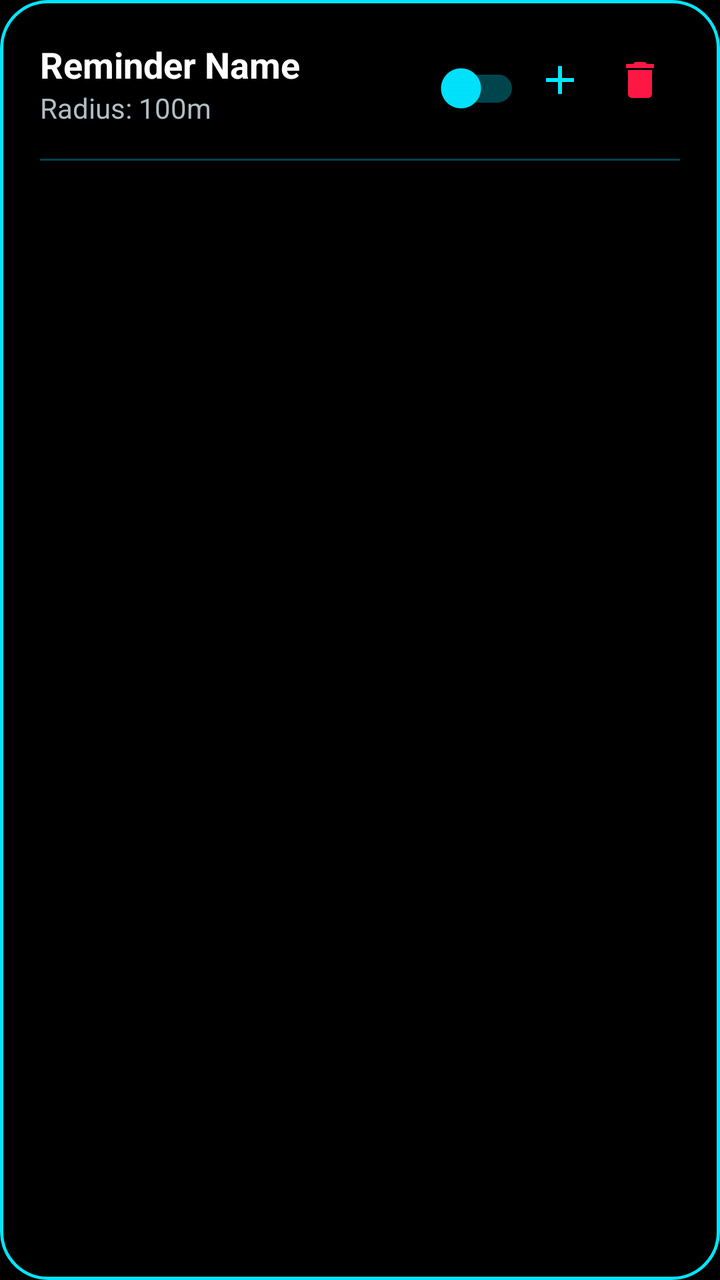
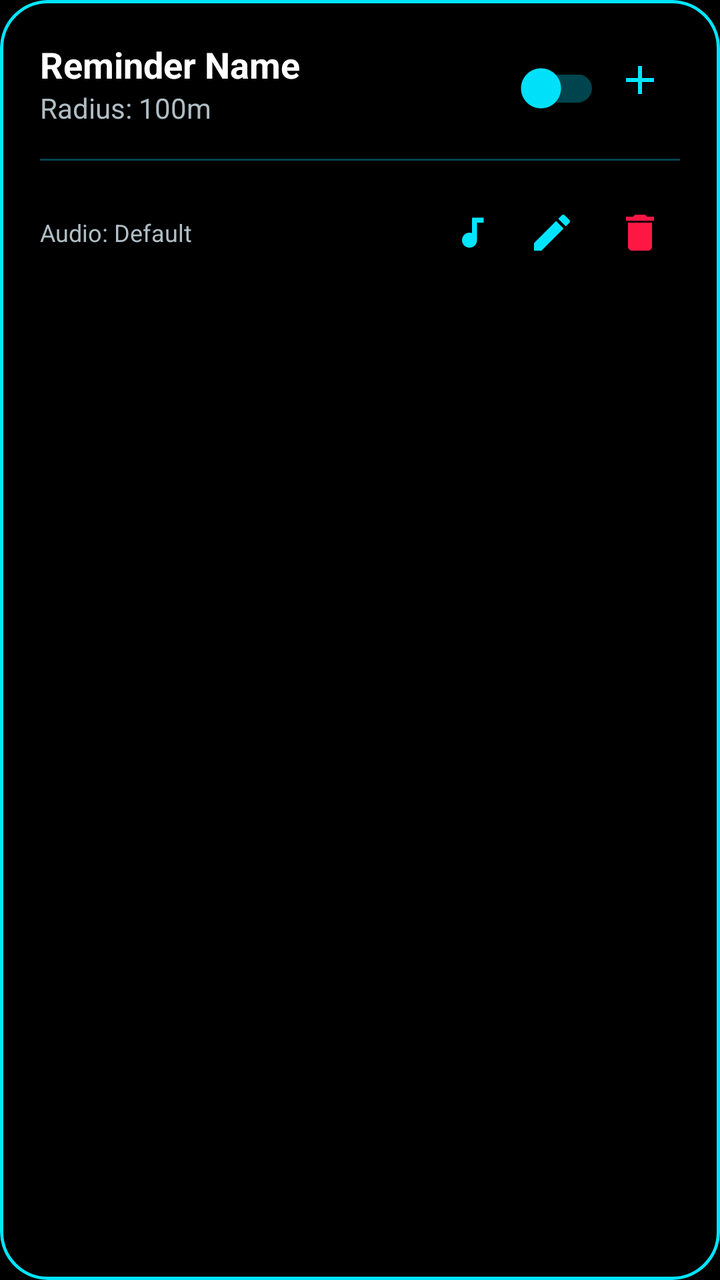

Compare the two renders of this Android layout. The source of the first and the diff that turns it into the second are given below.
<!-- AndroidManifest.xml: application theme Theme.Loc -->
<!-- res/layout/item_reminder.xml -->
<?xml version="1.0" encoding="utf-8"?>
<com.google.android.material.card.MaterialCardView xmlns:android="http://schemas.android.com/apk/res/android"
    xmlns:app="http://schemas.android.com/apk/res-auto"
    android:layout_width="match_parent"
    android:layout_height="wrap_content"
    android:layout_marginHorizontal="16dp"
    android:layout_marginVertical="8dp"
    app:cardBackgroundColor="@color/black"
    app:cardCornerRadius="24dp"
    app:cardElevation="0dp"
    app:strokeWidth="1.5dp"
    app:strokeColor="@color/primary">

    <androidx.constraintlayout.widget.ConstraintLayout
        android:layout_width="match_parent"
        android:layout_height="wrap_content"
        android:padding="20dp">

        <TextView
            android:id="@+id/tvName"
            android:layout_width="0dp"
            android:layout_height="wrap_content"
            android:layout_marginEnd="8dp"
            android:ellipsize="end"
            android:maxLines="1"
            android:text="Reminder Name"
            android:textColor="@color/white"
            android:textSize="18sp"
            android:textStyle="bold"
            app:layout_constraintEnd_toStartOf="@+id/switchActive"
            app:layout_constraintStart_toStartOf="parent"
            app:layout_constraintTop_toTopOf="parent" />

        <TextView
            android:id="@+id/tvRadius"
            android:layout_width="0dp"
            android:layout_height="wrap_content"
            android:layout_marginEnd="8dp"
            android:ellipsize="end"
            android:maxLines="1"
            android:text="Radius: 100m"
            android:textColor="@color/on_surface_variant"
            android:textSize="14sp"
            app:layout_constraintEnd_toStartOf="@+id/switchActive"
            app:layout_constraintStart_toStartOf="parent"
            app:layout_constraintTop_toBottomOf="@id/tvName" />

        <com.google.android.material.switchmaterial.SwitchMaterial
            android:id="@+id/switchActive"
            android:layout_width="wrap_content"
            android:layout_height="wrap_content"
            app:thumbTint="@color/primary"
            app:trackTint="@color/neon_stroke"
            app:layout_constraintEnd_toStartOf="@+id/btnAddItem"
            app:layout_constraintTop_toTopOf="parent" />

        <ImageButton
            android:id="@+id/btnAddItem"
            android:layout_width="40dp"
            android:layout_height="40dp"
            android:background="?attr/selectableItemBackgroundBorderless"
            android:contentDescription="Add Item"
            android:padding="8dp"
            android:scaleType="fitCenter"
            android:src="@drawable/ic_add"
            app:layout_constraintEnd_toStartOf="@+id/btnDelete"
            app:layout_constraintTop_toTopOf="parent"
            app:tint="@color/primary" />

        <ImageButton
            android:id="@+id/btnDelete"
            android:layout_width="40dp"
            android:layout_height="40dp"
            android:background="?attr/selectableItemBackgroundBorderless"
            android:contentDescription="Delete"
            android:padding="8dp"
            android:scaleType="fitCenter"
            android:src="@drawable/ic_delete"
            app:layout_constraintEnd_toEndOf="parent"
            app:layout_constraintTop_toTopOf="parent"
            app:tint="@color/neon_red" />

        <View
            android:id="@+id/divider"
            android:layout_width="match_parent"
            android:layout_height="1dp"
            android:layout_marginTop="16dp"
            android:background="@color/neon_stroke"
            app:layout_constraintTop_toBottomOf="@id/tvRadius" />

        <androidx.recyclerview.widget.RecyclerView
            android:id="@+id/rvItems"
            android:layout_width="match_parent"
            android:layout_height="wrap_content"
            android:layout_marginTop="8dp"
            app:layoutManager="androidx.recyclerview.widget.LinearLayoutManager"
            app:layout_constraintTop_toBottomOf="@id/divider" />

    </androidx.constraintlayout.widget.ConstraintLayout>
</com.google.android.material.card.MaterialCardView>
<!-- resources referenced by this layout -->
<resources>
  <color name="black">#000000</color>
  <color name="neon_red">#FF1744</color>
  <color name="neon_stroke">#4D00E5FF</color>
  <color name="on_surface_variant">#B0BEC5</color>
  <color name="primary">#00E5FF</color>
  <color name="white">#FFFFFF</color>
  <style name="Theme.Loc" parent="Base.Theme.Loc" />
  <style name="Base.Theme.Loc" parent="Theme.Material3.DayNight.NoActionBar">
          <item name="colorPrimary">@color/primary</item>
          <item name="colorOnPrimary">@color/on_primary</item>
          <item name="colorPrimaryContainer">@color/primary_container</item>
          
          <item name="colorSecondary">@color/secondary</item>
          <item name="colorOnSecondary">@color/on_secondary</item>
          <item name="colorSecondaryContainer">@color/secondary_container</item>
          
          <item name="android:windowBackground">@color/background</item>
          <item name="colorSurface">@color/surface</item>
          <item name="colorOnSurface">@color/on_surface</item>
          <item name="colorSurfaceVariant">@color/on_surface_variant</item>
          
          <item name="android:statusBarColor">@android:color/transparent</item>
          <item name="android:navigationBarColor">@android:color/transparent</item>
          <item name="android:windowDrawsSystemBarBackgrounds">true</item>
          
          <item name="materialCardViewStyle">@style/Widget.App.CardView</item>
          <item name="materialButtonStyle">@style/Widget.App.Button</item>
      </style>
  <color name="on_primary">#000000</color>
  <color name="primary_container">#1A00E5FF</color>
  <color name="secondary">#AA00FF</color>
  <color name="on_secondary">#FFFFFF</color>
  <color name="secondary_container">#1AAA00FF</color>
  <color name="background">#000000</color>
  <color name="surface">#000000</color>
  <color name="on_surface">#FFFFFF</color>
  <style name="Widget.App.CardView" parent="Widget.Material3.CardView.Elevated">
          <item name="cardCornerRadius">20dp</item>
          <item name="cardElevation">2dp</item>
      </style>
  <style name="Widget.App.Button" parent="Widget.Material3.Button">
          <item name="cornerRadius">16dp</item>
      </style>
  <!-- unchanged entries left out for length: 2 -->
</resources>

<!-- the commit's change to res/layout/item_reminder.xml (unified diff, before → after) -->
@@ -63,22 +63,9 @@
             android:padding="8dp"
             android:scaleType="fitCenter"
             android:src="@drawable/ic_add"
-            app:layout_constraintEnd_toStartOf="@+id/btnDelete"
+            app:layout_constraintEnd_toEndOf="parent"
             app:layout_constraintTop_toTopOf="parent"
             app:tint="@color/primary" />
-
-        <ImageButton
-            android:id="@+id/btnDelete"
-            android:layout_width="40dp"
-            android:layout_height="40dp"
-            android:background="?attr/selectableItemBackgroundBorderless"
-            android:contentDescription="Delete"
-            android:padding="8dp"
-            android:scaleType="fitCenter"
-            android:src="@drawable/ic_delete"
-            app:layout_constraintEnd_toEndOf="parent"
-            app:layout_constraintTop_toTopOf="parent"
-            app:tint="@color/neon_red" />
 
         <View
             android:id="@+id/divider"
@@ -96,5 +83,59 @@
             app:layoutManager="androidx.recyclerview.widget.LinearLayoutManager"
             app:layout_constraintTop_toBottomOf="@id/divider" />
 
+        <LinearLayout
+            android:layout_width="match_parent"
+            android:layout_height="wrap_content"
+            android:orientation="horizontal"
+            android:layout_marginTop="8dp"
+            android:gravity="end"
+            app:layout_constraintTop_toBottomOf="@id/rvItems">
+
+            <TextView
+                android:id="@+id/tvAudioName"
+                android:layout_width="0dp"
+                android:layout_height="wrap_content"
+                android:layout_weight="1"
+                android:text="Audio: Default"
+                android:textColor="@color/on_surface_variant"
+                android:textSize="12sp"
+                android:layout_gravity="center_vertical" />
+
+            <ImageButton
+                android:id="@+id/btnSelectAudio"
+                android:layout_width="40dp"
+                android:layout_height="40dp"
+                android:background="?attr/selectableItemBackgroundBorderless"
+                android:contentDescription="Select Audio"
+                android:padding="10dp"
+                android:scaleType="fitCenter"
+                android:src="@drawable/ic_audio"
+                app:tint="@color/primary" />
+
+            <ImageButton
+                android:id="@+id/btnEditReminder"
+                android:layout_width="40dp"
+                android:layout_height="40dp"
+                android:background="?attr/selectableItemBackgroundBorderless"
+                android:contentDescription="Edit Reminder"
+                android:padding="8dp"
+                android:scaleType="fitCenter"
+                android:src="@drawable/ic_edit"
+                app:tint="@color/primary" />
+
+            <ImageButton
+                android:id="@+id/btnDelete"
+                android:layout_width="40dp"
+                android:layout_height="40dp"
+                android:layout_marginStart="4dp"
+                android:background="?attr/selectableItemBackgroundBorderless"
+                android:contentDescription="Delete"
+                android:padding="8dp"
+                android:scaleType="fitCenter"
+                android:src="@drawable/ic_delete"
+                app:tint="@color/neon_red" />
+
+        </LinearLayout>
+
     </androidx.constraintlayout.widget.ConstraintLayout>
 </com.google.android.material.card.MaterialCardView>
<!-- resource entries referenced after the edit -->
@@ -6,6 +6,28 @@
   <color name="on_surface_variant">#B0BEC5</color>
   <color name="primary">#00E5FF</color>
   <color name="white">#FFFFFF</color>
+  <!-- drawable ic_audio (drawable) -->
+  <vector xmlns:android="http://schemas.android.com/apk/res/android"
+      android:width="24dp"
+      android:height="24dp"
+      android:viewportWidth="24"
+      android:viewportHeight="24"
+      android:tint="?attr/colorControlNormal">
+      <path
+          android:fillColor="@android:color/white"
+          android:pathData="M12,3v9.28c-0.47,-0.17 -0.97,-0.28 -1.5,-0.28C8.01,12 6,14.01 6,16.5S8.01,21 10.5,21c2.31,0 4.2,-1.75 4.45,-4H15V6h4V3h-7z" />
+  </vector>
+  <!-- drawable ic_edit (drawable) -->
+  <vector xmlns:android="http://schemas.android.com/apk/res/android"
+      android:width="24dp"
+      android:height="24dp"
+      android:viewportWidth="24"
+      android:viewportHeight="24"
+      android:tint="?attr/colorControlNormal">
+      <path
+          android:fillColor="@android:color/white"
+          android:pathData="M3,17.25V21h3.75L17.81,9.94l-3.75,-3.75L3,17.25zM20.71,7.04c0.39,-0.39 0.39,-1.02 0,-1.41l-2.34,-2.34c-0.39,-0.39 -1.02,-0.39 -1.41,0l-1.83,1.83l3.75,3.75L20.71,7.04z" />
+  </vector>
   <style name="Theme.Loc" parent="Base.Theme.Loc" />
   <style name="Base.Theme.Loc" parent="Theme.Material3.DayNight.NoActionBar">
           <item name="colorPrimary">@color/primary</item>
@@ -27,6 +49,7 @@
           
           <item name="materialCardViewStyle">@style/Widget.App.CardView</item>
           <item name="materialButtonStyle">@style/Widget.App.Button</item>
+          <item name="materialAlertDialogTheme">@style/Theme.Loc.PurpleDialog</item>
       </style>
   <color name="on_primary">#000000</color>
   <color name="primary_container">#1A00E5FF</color>
@@ -43,6 +66,17 @@
   <style name="Widget.App.Button" parent="Widget.Material3.Button">
           <item name="cornerRadius">16dp</item>
       </style>
+  <style name="Theme.Loc.PurpleDialog" parent="ThemeOverlay.Material3.MaterialAlertDialog">
+          <item name="colorPrimary">@color/secondary</item> 
+          <item name="colorOnSurface">@color/black</item>
+          <item name="colorSurface">@color/white</item>
+          <item name="android:textColorPrimary">@color/black</item>
+          <item name="materialAlertDialogTitleTextStyle">@style/DialogTitleText</item>
+      </style>
+  <style name="DialogTitleText" parent="MaterialAlertDialog.Material3.Title.Text">
+          <item name="android:textColor">@color/black</item>
+          <item name="android:textStyle">bold</item>
+      </style>
   <!-- unchanged entries left out for length: 2 -->
 </resources>
 
